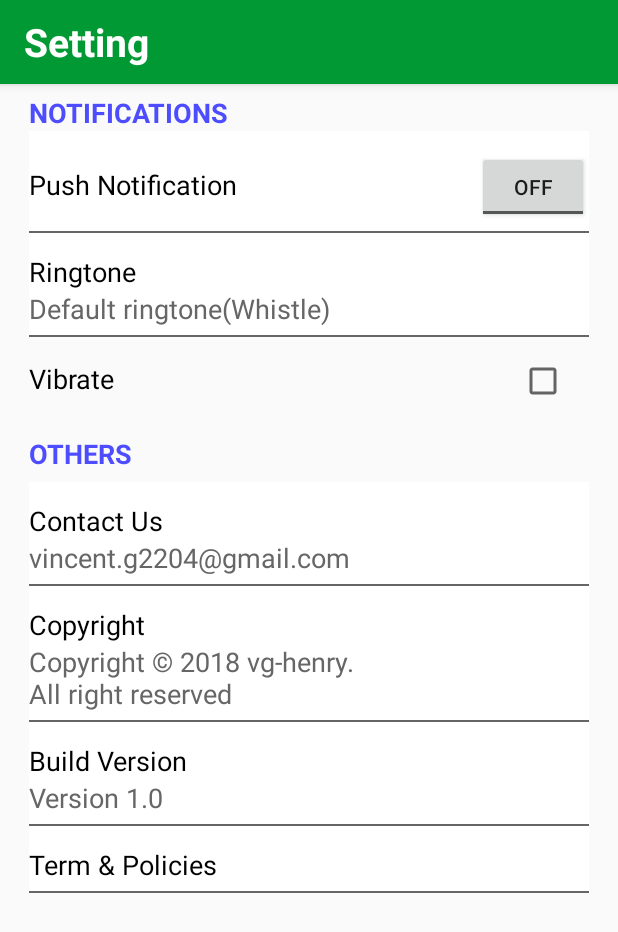
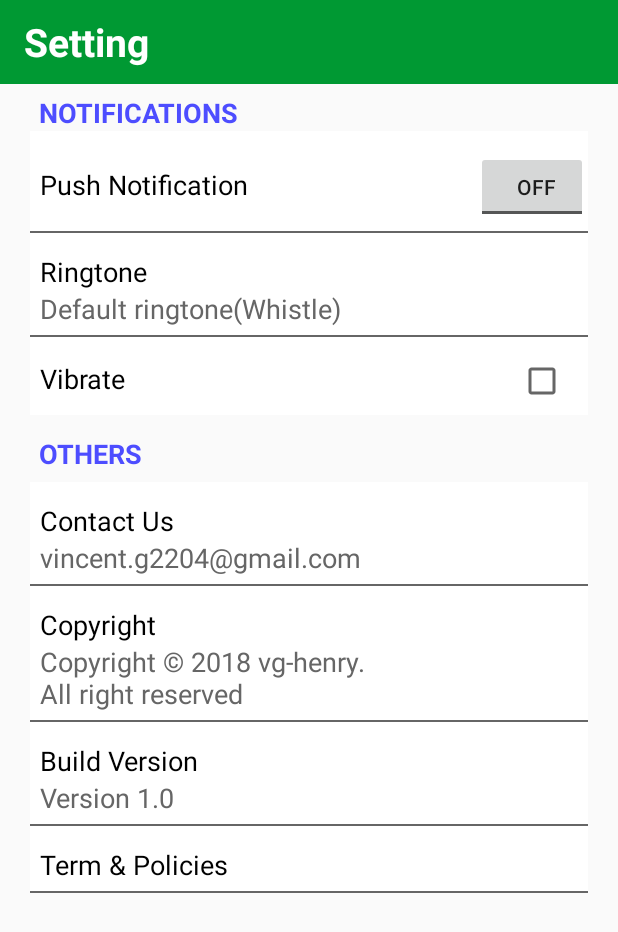
Before and after one commit to vgnaruto/AppShop, an Android app: the layout fragment_setting.xml on its own in the app's theme, with its tools: preview values and no code run, on a phone screen of 412 x 824 dp. Shown: the top 932 px of the screen. Run offline under Robolectric (Android 15) with nearby library versions, the light colour scheme and no system bars.

```diff
--- a/app/src/main/AndroidManifest.xml
+++ b/app/src/main/AndroidManifest.xml
@@ -4,10 +4,12 @@
 
     <application
         android:allowBackup="true"
+        android:hardwareAccelerated="false"
         android:icon="@mipmap/ic_launcher"
         android:label="@string/app_name"
         android:roundIcon="@mipmap/ic_launcher_round"
         android:supportsRtl="true"
+        android:largeHeap="true"
         android:theme="@style/Theme.AppCompat.DayNight.NoActionBar">
         <activity android:name=".MainActivity">
             <intent-filter>
--- a/app/src/main/java/com/example/windows10/appshop/NewsListFragment.java
+++ b/app/src/main/java/com/example/windows10/appshop/NewsListFragment.java
@@ -5,6 +5,7 @@ import android.os.Bundle;
 import android.support.annotation.NonNull;
 import android.support.annotation.Nullable;
 import android.support.v4.app.Fragment;
+import android.support.v4.app.FragmentManager;
 import android.support.v7.widget.Toolbar;
 import android.view.LayoutInflater;
 import android.view.View;
@@ -12,6 +13,7 @@ import android.view.ViewGroup;
 
 public class NewsListFragment extends Fragment{
     private MainActivity ui;
+
     public NewsListFragment(){}
 
     @Nullable
--- a/app/src/main/java/com/example/windows10/appshop/NotificationFragment.java
+++ b/app/src/main/java/com/example/windows10/appshop/NotificationFragment.java
@@ -4,12 +4,13 @@ import android.os.Bundle;
 import android.support.annotation.NonNull;
 import android.support.annotation.Nullable;
 import android.support.v4.app.Fragment;
+import android.support.v4.app.FragmentManager;
 import android.support.v7.widget.Toolbar;
 import android.view.LayoutInflater;
 import android.view.View;
 import android.view.ViewGroup;
 
-public class NotificationFragment extends Fragment {
+public class NotificationFragment extends Fragment{
     private MainActivity ui;
     public NotificationFragment(){}
 
--- a/app/src/main/java/com/example/windows10/appshop/OrderHistoryFragment.java
+++ b/app/src/main/java/com/example/windows10/appshop/OrderHistoryFragment.java
@@ -4,6 +4,7 @@ import android.os.Bundle;
 import android.support.annotation.NonNull;
 import android.support.annotation.Nullable;
 import android.support.v4.app.Fragment;
+import android.support.v4.app.FragmentManager;
 import android.support.v7.widget.Toolbar;
 import android.view.LayoutInflater;
 import android.view.View;
--- a/app/src/main/java/com/example/windows10/appshop/ProductFragment.java
+++ b/app/src/main/java/com/example/windows10/appshop/ProductFragment.java
@@ -5,6 +5,7 @@ import android.os.Bundle;
 import android.support.annotation.NonNull;
 import android.support.annotation.Nullable;
 import android.support.v4.app.Fragment;
+import android.support.v4.app.FragmentManager;
 import android.support.v7.widget.Toolbar;
 import android.view.LayoutInflater;
 import android.view.View;
--- a/app/src/main/java/com/example/windows10/appshop/SettingFragment.java
+++ b/app/src/main/java/com/example/windows10/appshop/SettingFragment.java
@@ -4,12 +4,13 @@ import android.os.Bundle;
 import android.support.annotation.NonNull;
 import android.support.annotation.Nullable;
 import android.support.v4.app.Fragment;
+import android.support.v4.app.FragmentManager;
 import android.support.v7.widget.Toolbar;
 import android.view.LayoutInflater;
 import android.view.View;
 import android.view.ViewGroup;
 
-public class SettingFragment extends Fragment {
+public class SettingFragment extends Fragment{
     private MainActivity ui;
     public SettingFragment(){}
 
--- a/app/src/main/java/com/example/windows10/appshop/ViewPagerAdapter.java
+++ b/app/src/main/java/com/example/windows10/appshop/ViewPagerAdapter.java
@@ -17,7 +17,7 @@ public class ViewPagerAdapter extends PagerAdapter {
 
     private Context context;
     private LayoutInflater layoutInflater;
-    private Integer [] images = {R.drawable.test_img1,R.drawable.test_img3,R.drawable.test_img1};
+    private Integer [] images = {R.drawable.test_img1,R.drawable.test_img2,R.drawable.test_img4};
 
     public ViewPagerAdapter(Context context) {
         this.context = context;
--- a/app/src/main/java/com/example/windows10/appshop/WishlistFragment.java
+++ b/app/src/main/java/com/example/windows10/appshop/WishlistFragment.java
@@ -4,12 +4,13 @@ import android.os.Bundle;
 import android.support.annotation.NonNull;
 import android.support.annotation.Nullable;
 import android.support.v4.app.Fragment;
+import android.support.v4.app.FragmentManager;
 import android.support.v7.widget.Toolbar;
 import android.view.LayoutInflater;
 import android.view.View;
 import android.view.ViewGroup;
 
-public class WishlistFragment extends Fragment {
+public class WishlistFragment extends Fragment{
     private MainActivity ui;
     public WishlistFragment(){}
 
--- a/app/src/main/res/layout/fragment_cart.xml
+++ b/app/src/main/res/layout/fragment_cart.xml
@@ -20,21 +20,23 @@
                 android:textStyle="bold"
                 android:textColor="@color/white"
                 android:textSize="@dimen/_20sdp"/>
-            <ImageView
+            <ImageButton
                 android:id="@+id/button_trash"
                 android:layout_toLeftOf="@id/button_check_out"
                 android:layout_width="wrap_content"
                 android:layout_height="wrap_content"
                 android:src="@drawable/trash_icon"
                 android:layout_centerVertical="true"
+                android:background="@android:color/transparent"
                 android:paddingRight="@dimen/_10sdp"/>
-            <ImageView
+            <ImageButton
                 android:layout_width="wrap_content"
                 android:layout_height="wrap_content"
                 android:id="@+id/button_check_out"
                 android:src="@drawable/cb_icon"
                 android:layout_alignParentRight="true"
                 android:layout_centerVertical="true"
+                android:background="@android:color/transparent"
                 android:paddingRight="@dimen/_5sdp"/>
         </RelativeLayout>
     </android.support.v7.widget.Toolbar>
--- a/app/src/main/res/layout/fragment_setting.xml
+++ b/app/src/main/res/layout/fragment_setting.xml
@@ -29,8 +29,8 @@
             android:layout_below="@id/custom_toolbar"
             android:layout_width="match_parent"
             android:layout_height="match_parent"
-            android:paddingLeft="@dimen/_15sdp"
-            android:paddingRight="@dimen/_15sdp"
+            android:paddingLeft="@dimen/_5sdp"
+            android:paddingRight="@dimen/_5sdp"
             android:orientation="vertical">
             <TextView
                 android:layout_below="@id/custom_toolbar"
@@ -41,6 +41,7 @@
                 android:paddingTop="@dimen/_5sdp"
                 android:textStyle="bold"
                 android:textColor="@color/blue"
+                android:paddingLeft="@dimen/_15sdp"
                 android:textSize="@dimen/_14sdp"/>
             <LinearLayout
                 android:layout_width="match_parent"
@@ -48,8 +49,11 @@
                 android:orientation="horizontal"
                 android:paddingTop="@dimen/_10sdp"
                 android:paddingBottom="@dimen/_5sdp"
+                android:layout_marginRight="@dimen/_10sdp"
+                android:layout_marginLeft="@dimen/_10sdp"
                 android:background="@drawable/rectangle_bottom_border_only">
                 <TextView
+                    android:paddingLeft="@dimen/_5sdp"
                     android:id="@+id/tv_push_notification"
                     android:layout_width="0dp"
                     android:layout_height="wrap_content"
@@ -58,6 +62,7 @@
                     android:textColor="@color/black"
                     android:layout_weight="4"/>
                 <ToggleButton
+                    android:paddingRight="@dimen/_5sdp"
                     android:id="@+id/toggle_button_push_notification"
                     android:layout_width="0dp"
                     android:layout_height="wrap_content"
@@ -67,16 +72,20 @@
                 android:layout_width="match_parent"
                 android:layout_height="wrap_content"
                 android:orientation="vertical"
+                android:layout_marginRight="@dimen/_10sdp"
+                android:layout_marginLeft="@dimen/_10sdp"
                 android:paddingTop="@dimen/_10sdp"
                 android:paddingBottom="@dimen/_5sdp"
                 android:background="@drawable/rectangle_bottom_border_only">
                 <TextView
+                    android:paddingLeft="@dimen/_5sdp"
                     android:layout_width="wrap_content"
                     android:layout_height="wrap_content"
                     android:text="Ringtone"
                     android:textColor="@color/black"
                     android:textSize="@dimen/_14sdp"/>
                 <TextView
+                    android:paddingLeft="@dimen/_5sdp"
                     android:textColor="@color/gray_old"
                     android:layout_width="wrap_content"
                     android:layout_height="wrap_content"
@@ -84,12 +93,16 @@
                     android:textSize="@dimen/_14sdp"/>
             </LinearLayout>
             <LinearLayout
+                android:layout_marginRight="@dimen/_10sdp"
+                android:layout_marginLeft="@dimen/_10sdp"
                 android:layout_width="match_parent"
                 android:layout_height="wrap_content"
+                android:background="@color/white"
                 android:orientation="horizontal"
                 android:paddingTop="@dimen/_10sdp"
                 android:paddingBottom="@dimen/_5sdp">
                 <TextView
+                    android:paddingLeft="@dimen/_5sdp"
                     android:layout_width="0dp"
                     android:layout_height="wrap_content"
                     android:textSize="@dimen/_14sdp"
@@ -97,6 +110,7 @@
                     android:textColor="@color/black"
                     android:layout_weight="7"/>
                 <CheckBox
+                    android:paddingRight="@dimen/_5sdp"
                     android:layout_width="0dp"
                     android:layout_height="wrap_content"
                     android:layout_weight="1"/>
@@ -109,8 +123,11 @@
                 android:text="OTHERS"
                 android:textSize="@dimen/_14sdp"
                 android:textColor="@color/blue"
+                android:paddingLeft="@dimen/_15sdp"
                 android:textStyle="bold"/>
             <LinearLayout
+                android:layout_marginRight="@dimen/_10sdp"
+                android:layout_marginLeft="@dimen/_10sdp"
                 android:layout_width="match_parent"
                 android:layout_height="wrap_content"
                 android:orientation="vertical"
@@ -118,12 +135,14 @@
                 android:paddingBottom="@dimen/_5sdp"
                 android:background="@drawable/rectangle_bottom_border_only">
                 <TextView
+                    android:paddingLeft="@dimen/_5sdp"
                     android:layout_width="wrap_content"
                     android:layout_height="wrap_content"
                     android:text="Contact Us"
                     android:textColor="@color/black"
                     android:textSize="@dimen/_14sdp"/>
                 <TextView
+                    android:paddingLeft="@dimen/_5sdp"
                     android:layout_width="wrap_content"
                     android:layout_height="wrap_content"
                     android:textSize="@dimen/_14sdp"
@@ -131,6 +150,8 @@
                     android:text="vincent.g2204@gmail.com"/>
             </LinearLayout>
             <LinearLayout
+                android:layout_marginRight="@dimen/_10sdp"
+                android:layout_marginLeft="@dimen/_10sdp"
                 android:paddingTop="@dimen/_10sdp"
                 android:paddingBottom="@dimen/_5sdp"
                 android:layout_width="match_parent"
@@ -138,12 +159,14 @@
                 android:background="@drawable/rectangle_bottom_border_only"
                 android:orientation="vertical">
                 <TextView
+                    android:paddingLeft="@dimen/_5sdp"
                     android:layout_width="wrap_content"
                     android:layout_height="wrap_content"
                     android:textSize="@dimen/_14sdp"
                     android:textColor="@color/black"
                     android:text="Copyright"/>
                 <TextView
+                    android:paddingLeft="@dimen/_5sdp"
                     android:layout_width="wrap_content"
                     android:layout_height="wrap_content"
                     android:textSize="@dimen/_14sdp"
@@ -151,6 +174,8 @@
                     android:text="@string/copyright"/>
             </LinearLayout>
             <LinearLayout
+                android:layout_marginRight="@dimen/_10sdp"
+                android:layout_marginLeft="@dimen/_10sdp"
                 android:paddingTop="@dimen/_10sdp"
                 android:paddingBottom="@dimen/_5sdp"
                 android:layout_width="match_parent"
@@ -158,12 +183,14 @@
                 android:background="@drawable/rectangle_bottom_border_only"
                 android:orientation="vertical">
                 <TextView
+                    android:paddingLeft="@dimen/_5sdp"
                     android:layout_width="wrap_content"
                     android:layout_height="wrap_content"
                     android:text="Build Version"
                     android:textColor="@color/black"
                     android:textSize="@dimen/_14sdp"/>
                 <TextView
+                    android:paddingLeft="@dimen/_5sdp"
                     android:layout_width="wrap_content"
                     android:layout_height="wrap_content"
                     android:text="Version 1.0"
@@ -171,12 +198,15 @@
                     android:textSize="@dimen/_14sdp"/>
             </LinearLayout>
             <LinearLayout
+                android:layout_marginRight="@dimen/_10sdp"
+                android:layout_marginLeft="@dimen/_10sdp"
                 android:paddingTop="@dimen/_10sdp"
                 android:paddingBottom="@dimen/_5sdp"
                 android:layout_width="match_parent"
                 android:background="@drawable/rectangle_bottom_border_only"
                 android:layout_height="wrap_content">
                 <TextView
+                    android:paddingLeft="@dimen/_5sdp"
                     android:layout_width="wrap_content"
                     android:layout_height="wrap_content"
                     android:textSize="@dimen/_14sdp"
```
Also changed, not shown: app/src/main/java/com/example/windows10/appshop/CartFragment.java (+25 -1 lines), app/src/main/java/com/example/windows10/appshop/CheckoutFragment.java (+13 -0 lines), app/src/main/java/com/example/windows10/appshop/MainActivity.java (+23 -15 lines), app/src/main/java/com/example/windows10/appshop/MainFragment.java (+59 -11 lines).
